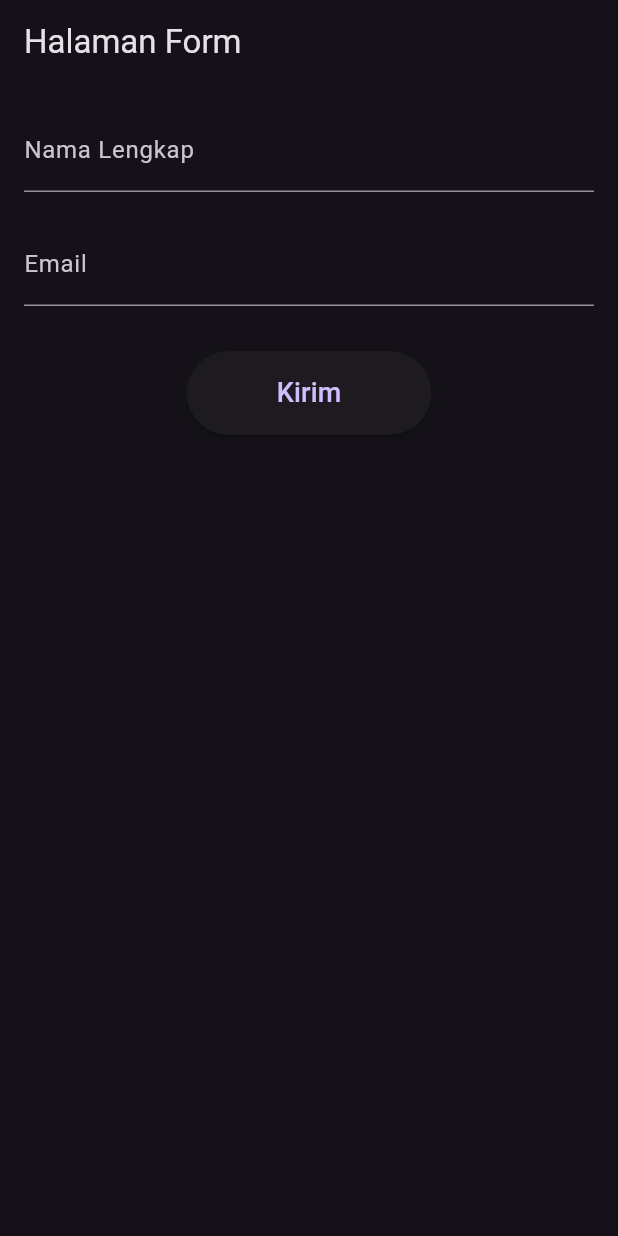
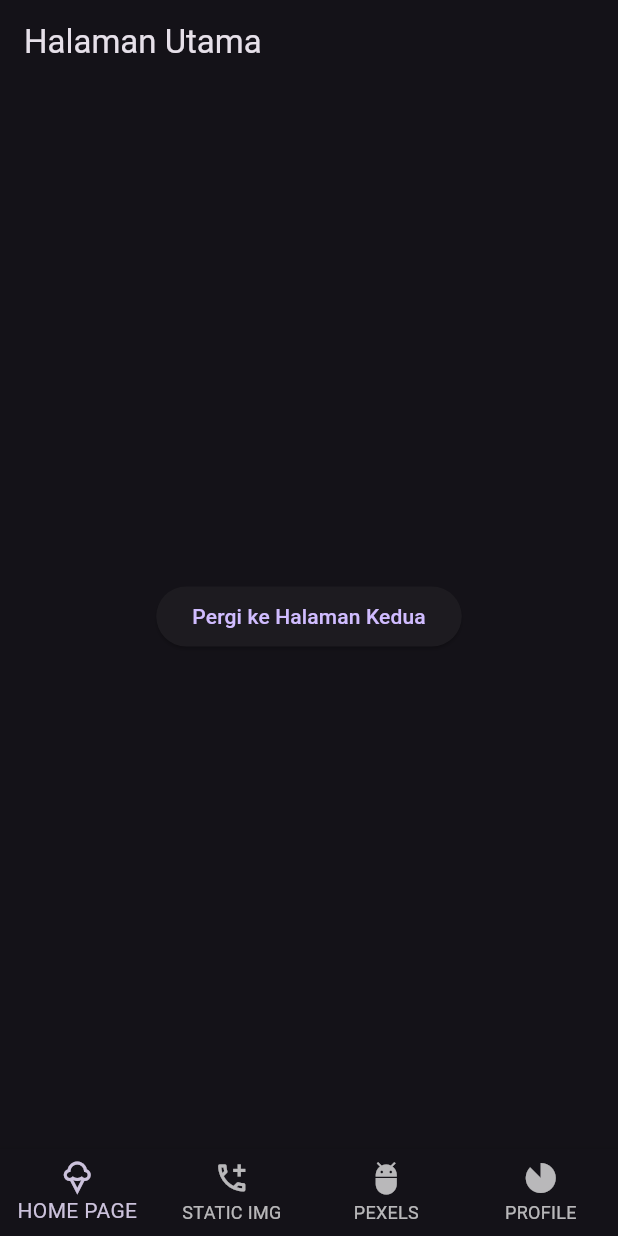
Before and after one commit to Rifyal05/flutter_framework, a Flutter app: the screen it shows after launch, on a phone screen of 412 x 824 dp. Run offline on Flutter 3.47's test engine with Material 3 defaults, Android fonts, the phone set to English and light mode, and no system bars.

Commit message:
NAVIGATION

```diff
--- /dev/null
+++ b/lib/NAVBAR/NAVIGATION_PAGE/halaman_utama.dart
@@ -0,0 +1,22 @@
+import 'package:flutter/material.dart';
+
+class HalamanUtama extends StatelessWidget {
+  const HalamanUtama({super.key});
+
+  @override
+  Widget build(BuildContext context) {
+    return Scaffold(
+      appBar: AppBar(
+        title: const Text('Halaman Utama'),
+      ),
+      body: Center(
+        child: ElevatedButton(
+          child: const Text('Pergi ke Halaman Kedua'),
+          onPressed: () {
+            Navigator.pushNamed(context, '/halamanKedua');
+          },
+        ),
+      ),
+    );
+  }
+}
--- /dev/null
+++ b/lib/NAVBAR/home_page.dart
@@ -0,0 +1,43 @@
+import 'package:flutter/material.dart';
+import 'package:flutter_framework/API/simpleapitest.dart';
+import 'package:flutter_framework/NAVBAR/NAVIGATION_PAGE/halaman_kedua.dart';
+import 'package:flutter_framework/NAVBAR/NAVIGATION_PAGE/halaman_utama.dart';
+import 'package:flutter_framework/UI/CARD/gridview_dart.dart';
+
+class HomePage extends StatefulWidget {
+  const HomePage({super.key});
+
+  @override
+  State<HomePage> createState() => _HomePageState();
+}
+
+class _HomePageState extends State<HomePage> {
+  int _currentIndex = 0;
+
+  final List<Widget> _pages = [const HalamanUtama(),GridViewDart(),Simpleapitest(), const HalamanKedua()];
+  @override
+  Widget build(BuildContext context) {
+    return Scaffold(
+      body: _pages[_currentIndex],
+      bottomNavigationBar: BottomNavigationBar(
+        type: BottomNavigationBarType.fixed,
+        currentIndex: _currentIndex,
+        onTap: (index) {
+          setState(() {
+            _currentIndex = index;
+          });
+        },
+        items: const [
+          BottomNavigationBarItem(
+              icon: Icon(Icons.icecream_outlined), label: "HOME PAGE"),
+          BottomNavigationBarItem(
+              icon: Icon(Icons.add_ic_call_outlined), label: "STATIC IMG"),
+          BottomNavigationBarItem(
+              icon: Icon(Icons.adb), label: "PEXELS"),
+          BottomNavigationBarItem(
+              icon: Icon(Icons.incomplete_circle_sharp), label: "PROFILE")
+        ],
+      ),
+    );
+  }
+}
--- a/lib/main.dart
+++ b/lib/main.dart
@@ -1,5 +1,6 @@
 import 'package:flutter/material.dart';
 import 'package:flutter_framework/API/simpleapitest.dart';
+import 'package:flutter_framework/NAVBAR/home_page.dart';
 import 'package:flutter_framework/UI/BUTTON/dart_button.dart';
 import 'package:flutter_framework/UI/CARD/dart_card.dart';
 import 'package:flutter_framework/UI/CARD/dartcard_withlistview.dart';
@@ -17,6 +18,8 @@ import 'package:flutter_framework/UI/STACK/dart_stack.dart';
 import 'package:flutter_framework/UI/TEXT/text_styling.dart';
 import 'package:flutter_framework/UI/IMAGE/display_image.dart';
 import 'package:flutter_framework/UI/WRAP/dartwrapper.dart';
+import 'NAVBAR/NAVIGATION_PAGE/halaman_kedua.dart';
+import 'NAVBAR/NAVIGATION_PAGE/halaman_utama.dart';
 import 'UI/INPUT/text_filed_dart.dart';
 
 
@@ -29,11 +32,12 @@ class MyApp extends StatelessWidget {
   @override
   Widget build(BuildContext context) {
     return MaterialApp(
-        // title: 'Hello Universe',
+        title: 'App Test',
         theme: ThemeData.dark(
           useMaterial3: true,
         ),
-        home: DartForm()
+        home: const HomePage()
     );
+
   }
 }
```
Also changed, not shown: lib/NAVBAR/NAVIGATION_PAGE/halaman_kedua.dart (added, +22 -0 lines).
